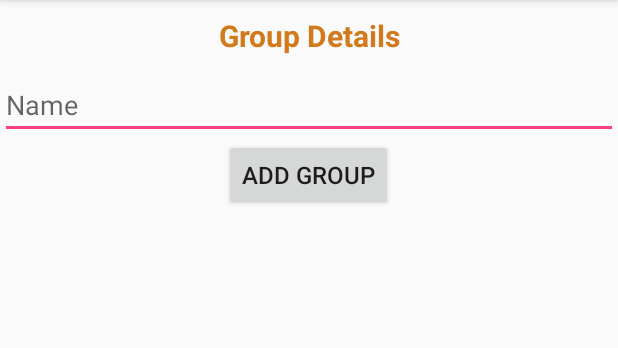
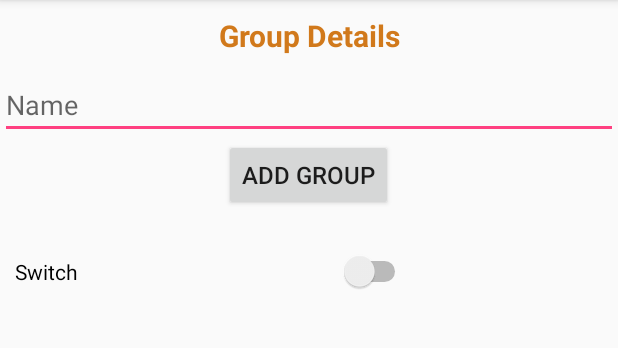
Before and after one commit to seanr89/MyGroupRandomiser, an Android app: the AddGroup screen opened directly, with no data from a screen before it, on a phone screen of 412 x 824 dp, the part 84-432 px from its top. Run offline under Robolectric (Android 15) with nearby library versions, the light colour scheme and no system bars; libraries missing offline, so code that uses them is left out: java.security.acl.

Commit message:
Testing Commit, added switch to Group Details

```diff
--- a/app/src/main/res/layout/activity_edit_group.xml
+++ b/app/src/main/res/layout/activity_edit_group.xml
@@ -39,4 +39,13 @@
             android:textSize="16sp" />
     </LinearLayout>
 
+    <Switch
+        android:id="@+id/switch1"
+        android:layout_width="264dp"
+        android:layout_height="wrap_content"
+        android:layout_marginTop="25dp"
+        android:layout_marginLeft="10dp"
+        android:height="@dimen/actionBarSize"
+        android:text="Switch" />
+
 </LinearLayout>
```
